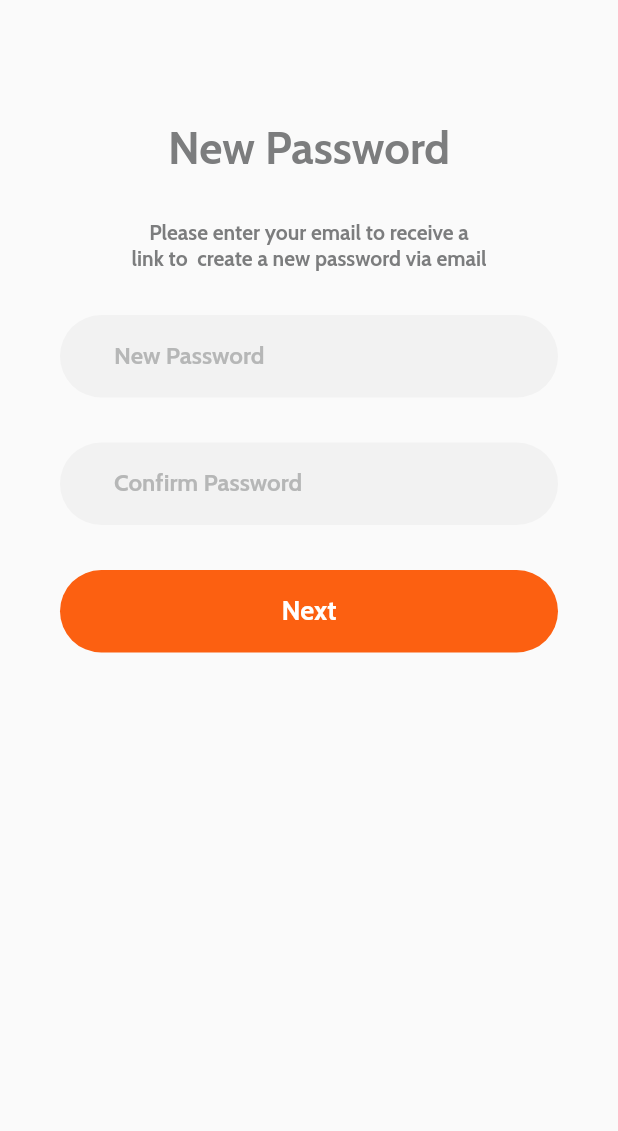
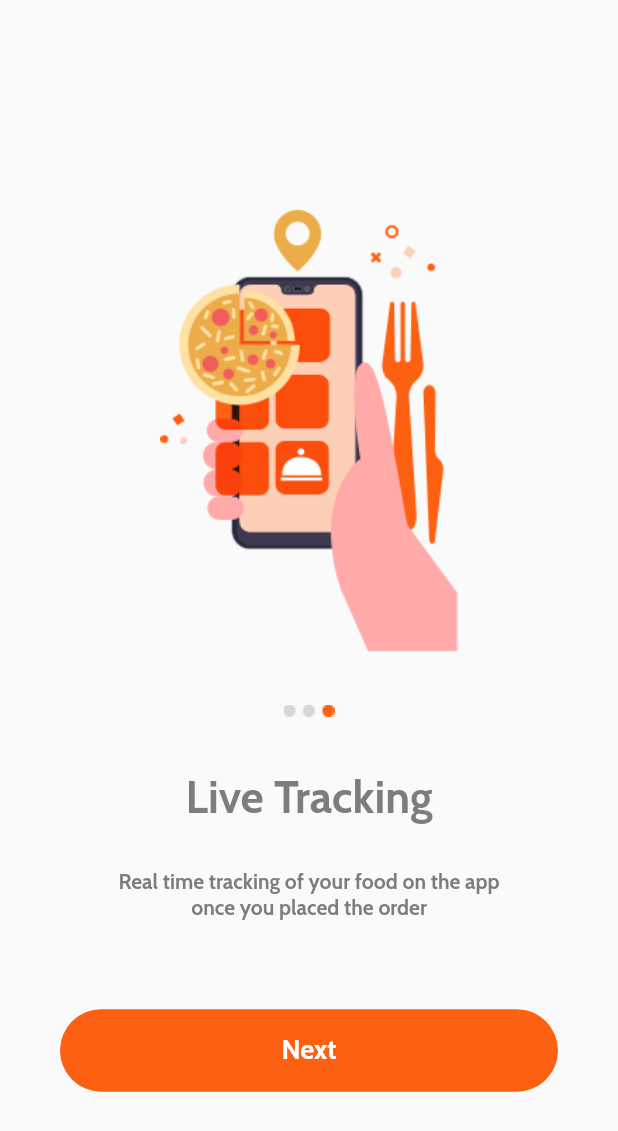
Before and after one commit to Luisfosp00/AppMonkeyE7, a Flutter app: the screen it shows after launch, on a phone screen of 412 x 824 dp. Shown: the top 1131 px of the screen. Run offline on Flutter 3.47's test engine with Material 2 defaults, Android fonts, the light colour scheme and no system bars.

Commit message:
Envio_3_LuisFer

```diff
--- a/lib/main.dart
+++ b/lib/main.dart
@@ -5,7 +5,7 @@ void main() {
   runApp(MaterialApp(
       debugShowCheckedModeBanner: false,
       title: 'Monkey Delivery',
-      initialRoute: '/newpass',
+      initialRoute: '/carrusel3',
       routes: routes,
       theme: ThemeData(
           primaryColor: const Color.fromRGBO(252, 96, 17, 1.0),
--- /dev/null
+++ b/lib/src/pages/carrusel3_page.dart
@@ -0,0 +1,111 @@
+//import 'dart:ffi';
+
+import 'package:flutter/material.dart';
+
+class Carrusel3Page extends StatelessWidget{
+  const Carrusel3Page({Key? key}): super(key: key);
+
+  @override
+  Widget build(BuildContext context) {
+    final double _height = MediaQuery.of(context).size.height;
+    return Scaffold(
+      body: Stack(
+        children: <Widget> [
+          Column(
+            children: <Widget>[
+
+              SizedBox(
+                height: _height * 1.0,
+                width: double.infinity,
+                child: Column(
+                  children: <Widget>[
+                    Container(
+                      margin: const EdgeInsets.only(top:140.0),
+                      child: Column(
+                        children: <Widget>[
+                          Stack(
+                            alignment: AlignmentDirectional.center,
+                            children: <Widget>[
+                              Image.asset(
+                                'lib/src/img/Live_tracking_vector.png',
+                                width: 225.44,
+                                height: 294.81,
+                              ),
+                            ],
+                          ),
+                        ],
+                      ),
+                    ),
+                    Container(
+                      margin: const EdgeInsets.only(top:35.0),
+                      child: Column(
+                        children: <Widget>[
+                          Stack(
+                            alignment: AlignmentDirectional.center,
+                            children: <Widget>[
+
+                              Image.asset('lib/src/img/Slider_indicators3.png',
+                                width: 34.0,
+                                height: 8.0,)
+                            ],
+                          ),
+                        ],
+                      ),
+                    ),
+
+                    Container(
+                    margin: const EdgeInsets.only(top:35.0),
+                    child:Wrap(
+                      alignment: WrapAlignment.center,
+                      children: const<Widget>[
+                      Text('Live Tracking',
+                        style: TextStyle(color: Color.fromRGBO(124, 125, 126, 1.0),
+                        fontSize: 30.0),
+                        ),
+                    ],
+                  )
+                  ),
+                  const SizedBox(height: 30.0,),
+                  Wrap(
+                    alignment: WrapAlignment.center,
+                    children: const<Widget>[
+                      Text('Real time tracking of your food on the app \nonce you placed the order',
+                      textAlign: TextAlign.center,
+                      style: TextStyle(color: Color.fromRGBO(124, 125, 126, 1.0)),
+                    )
+                  ],
+                  ),
+                  const SizedBox(height: 60.0,),
+
+                  Container(
+                    width: double.infinity,
+                    height: 55.0,
+                    margin: const EdgeInsets.only(left: 40.0, right:40.0 ),
+                    decoration: BoxDecoration(
+                      borderRadius: BorderRadius.circular(30),
+                      color: Theme.of(context).primaryColor
+                    ),
+                    child:const TextButton(
+                      onPressed: null,
+                      child: Text('Next',
+                        style: TextStyle(
+                           fontSize: 18,
+                            color: Colors.white,
+                            //fontWeight: FontWeight.bold
+                         ),
+                      ),
+                    ),
+                  ),
+
+
+                  ],
+                ),
+              )
+            ],
+          )
+        ],
+      ),
+    );
+  }
+
+}
--- a/pubspec.yaml
+++ b/pubspec.yaml
@@ -65,6 +65,12 @@ flutter:
     - lib/src/img/Monkey_face.png
     - lib/src/img/Shaped_subtraction.png
     - lib/src/img/Sustraccion_2.png
+    - lib/src/img/Find_food_you_love_vector.png
+    - lib/src/img/Fast_delivery.png
+    - lib/src/img/Live_tracking_vector.png
+    - lib/src/img/Slider_indicators1.png
+    - lib/src/img/Slider_indicators2.png
+    - lib/src/img/Slider_indicators3.png
 
 
   # An image asset can refer to one or more resolution-specific "variants", see
```
Also changed, not shown: lib/src/pages/carrusel1_page.dart (added, +111 -0 lines), lib/src/pages/carrusel2_page.dart (added, +111 -0 lines), lib/src/routes/routes.dart (+6 -1 lines), lib/src/img/Fast_delivery.png (added), lib/src/img/Find_food_you_love_vector.png (added), lib/src/img/Live_tracking_vector.png (added), lib/src/img/Slider_indicators1.png (added), lib/src/img/Slider_indicators2.png (added), lib/src/img/Slider_indicators3.png (added).
